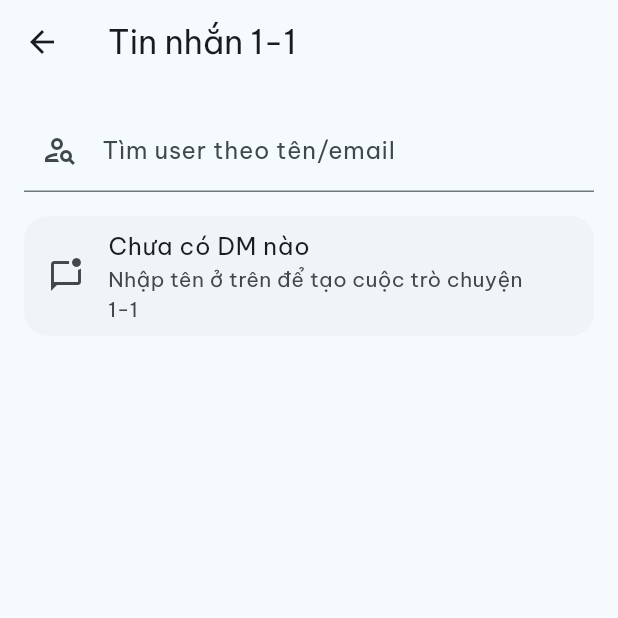
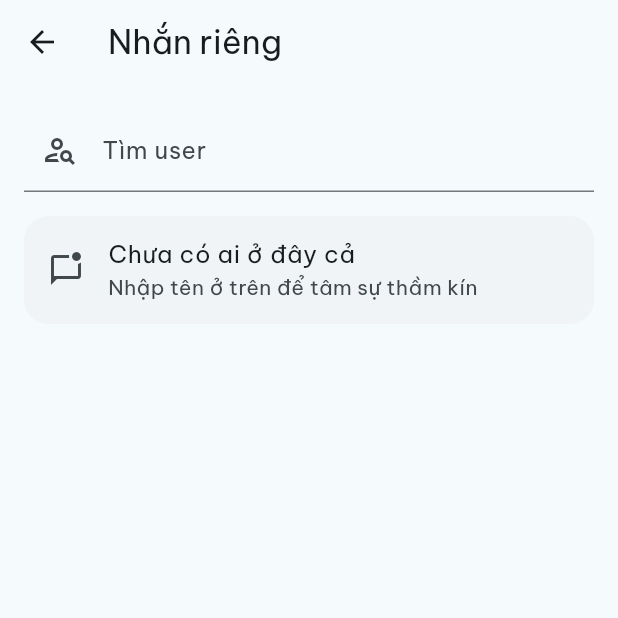
Before and after one commit to minhnguyendev05/smart_life_app, a Flutter app: the DirectMessagesScreen screen opened directly, on a phone screen of 412 x 824 dp, the top half of it. Run offline on Flutter 3.47's test engine with Material 3 defaults, Android fonts, the phone set to English and light mode, and no system bars; our stand-ins replace cached_network_image, cloud_firestore, file_picker, firebase_auth, firebase_core, firebase_messaging and 16 more; missing offline and left inert: syncfusion_flutter_pdfviewer; accounts and stored records are empty.

```diff
--- a/lib/config/app_secrets.dart
+++ b/lib/config/app_secrets.dart
@@ -11,8 +11,14 @@ class AppSecrets {
   static const mapsApiKey = String.fromEnvironment('GOOGLE_MAPS_API_KEY');
   static const fcmWebVapidKey = String.fromEnvironment('FCM_WEB_VAPID_KEY');
   static const openWeatherApiKey = String.fromEnvironment('OPENWEATHER_API_KEY');
-  static const cloudinaryCloudName = String.fromEnvironment('CLOUDINARY_CLOUD_NAME');
-  static const cloudinaryUploadPreset = String.fromEnvironment('CLOUDINARY_UPLOAD_PRESET');
+  static const cloudinaryCloudName = String.fromEnvironment(
+    'CLOUDINARY_CLOUD_NAME',
+    defaultValue: 'de9vss4ti',
+  );
+  static const cloudinaryUploadPreset = String.fromEnvironment(
+    'CLOUDINARY_UPLOAD_PRESET',
+    defaultValue: 'notes_upload',
+  );
   static const ocrApiKey = String.fromEnvironment('OCR_API_KEY');
   static const googleWebClientId = String.fromEnvironment('GOOGLE_WEB_CLIENT_ID');
   static const googleServerClientId = String.fromEnvironment('GOOGLE_SERVER_CLIENT_ID');
--- a/lib/providers/chat_provider.dart
+++ b/lib/providers/chat_provider.dart
@@ -365,7 +365,9 @@ class ChatProvider extends ChangeNotifier {
 
     final sorted = <String>[_myUserId, peerId]..sort();
     final roomId = 'dm-${sorted[0]}-${sorted[1]}';
-    final roomName = 'DM: $_myDisplayName & $peerDisplayName';
+    final normalizedPeerName =
+        peerDisplayName.trim().isEmpty ? peerId : peerDisplayName.trim();
+    final roomName = normalizedPeerName;
 
     await _cloud?.createRoom(
       roomId: roomId,
@@ -382,7 +384,7 @@ class ChatProvider extends ChangeNotifier {
     await _cloud?.ensureMember(
       roomId: roomId,
       userId: peerId,
-      displayName: peerDisplayName,
+      displayName: normalizedPeerName,
       role: 'member',
     );
 
--- a/lib/screens/chat/direct_messages_screen.dart
+++ b/lib/screens/chat/direct_messages_screen.dart
@@ -33,14 +33,14 @@ class _DirectMessagesScreenState extends State<DirectMessagesScreen> {
     final auth = context.watch<AuthProvider>();
 
     return Scaffold(
-      appBar: AppBar(title: const Text('Tin nhắn 1-1')),
+      appBar: AppBar(title: const Text('Nhắn riêng')),
       body: ListView(
         padding: const EdgeInsets.all(16),
         children: [
           TextField(
             controller: _ctrl,
             decoration: const InputDecoration(
-              labelText: 'Tìm user theo tên/email',
+              labelText: 'Tìm user',
               prefixIcon: Icon(Icons.person_search_outlined),
             ),
             onChanged: (value) {
@@ -95,8 +95,8 @@ class _DirectMessagesScreenState extends State<DirectMessagesScreen> {
             const Card(
               child: ListTile(
                 leading: Icon(Icons.mark_chat_unread_outlined),
-                title: Text('Chưa có DM nào'),
-                subtitle: Text('Nhập tên ở trên để tạo cuộc trò chuyện 1-1'),
+                title: Text('Chưa có ai ở đây cả'),
+                subtitle: Text('Nhập tên ở trên để tâm sự thầm kín'),
               ),
             ),
           ...provider.directRooms.map(
```
Also changed, not shown: lib/screens/chat/chat_screen.dart (+9 -0 lines), lib/services/firestore_chat_service.dart (+28 -2 lines), pubspec.lock.
